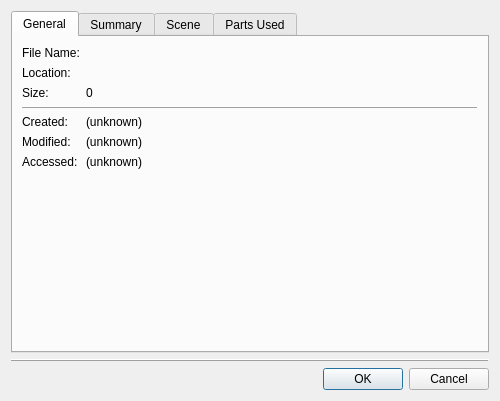
This is qt/lc_qpropertiesdialog.ui in ldraw-linux/leocad as Qt 5 draws it before an edit. The edited form follows.
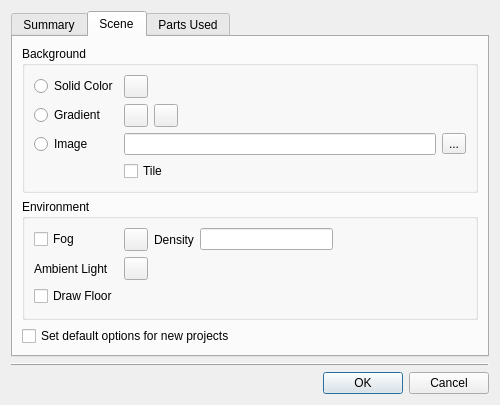
This is the edited form. The open tabs and pages were chosen to show the change.

Commit message: Some work on the properties dialog.

Patch:
```diff
--- a/qt/lc_qpropertiesdialog.ui
+++ b/qt/lc_qpropertiesdialog.ui
@@ -19,110 +19,6 @@
      <property name="currentIndex">
       <number>2</number>
      </property>
-     <widget class="QWidget" name="tabGeneral">
-      <attribute name="title">
-       <string>General</string>
-      </attribute>
-      <layout class="QFormLayout" name="formLayout">
-       <property name="fieldGrowthPolicy">
-        <enum>QFormLayout::AllNonFixedFieldsGrow</enum>
-       </property>
-       <item row="3" column="0">
-        <widget class="QLabel" name="label_8">
-         <property name="text">
-          <string>File Name:</string>
-         </property>
-        </widget>
-       </item>
-       <item row="3" column="1">
-        <widget class="QLabel" name="fileName">
-         <property name="text">
-          <string/>
-         </property>
-        </widget>
-       </item>
-       <item row="4" column="0">
-        <widget class="QLabel" name="label_9">
-         <property name="text">
-          <string>Location:</string>
-         </property>
-        </widget>
-       </item>
-       <item row="4" column="1">
-        <widget class="QLabel" name="location">
-         <property name="text">
-          <string/>
-         </property>
-        </widget>
-       </item>
-       <item row="5" column="0">
-        <widget class="QLabel" name="label_10">
-         <property name="text">
-          <string>Size:</string>
-         </property>
-        </widget>
-       </item>
-       <item row="5" column="1">
-        <widget class="QLabel" name="size">
-         <property name="text">
-          <string>0</string>
-         </property>
-        </widget>
-       </item>
-       <item row="7" column="0">
-        <widget class="QLabel" name="label_11">
-         <property name="text">
-          <string>Created:</string>
-         </property>
-        </widget>
-       </item>
-       <item row="7" column="1">
-        <widget class="QLabel" name="created">
-         <property name="text">
-          <string>(unknown)</string>
-         </property>
-        </widget>
-       </item>
-       <item row="8" column="0">
-        <widget class="QLabel" name="label_13">
-         <property name="text">
-          <string>Modified:</string>
-         </property>
-        </widget>
-       </item>
-       <item row="8" column="1">
-        <widget class="QLabel" name="modified">
-         <property name="text">
-          <string>(unknown)</string>
-         </property>
-        </widget>
-       </item>
-       <item row="9" column="0">
-        <widget class="QLabel" name="label_14">
-         <property name="text">
-          <string>Accessed:</string>
-         </property>
-        </widget>
-       </item>
-       <item row="9" column="1">
-        <widget class="QLabel" name="accessed">
-         <property name="text">
-          <string>(unknown)</string>
-         </property>
-        </widget>
-       </item>
-       <item row="6" column="0" colspan="2">
-        <widget class="QFrame" name="frame_2">
-         <property name="frameShape">
-          <enum>QFrame::HLine</enum>
-         </property>
-         <property name="frameShadow">
-          <enum>QFrame::Raised</enum>
-         </property>
-        </widget>
-       </item>
-      </layout>
-     </widget>
      <widget class="QWidget" name="tabSummary">
       <attribute name="title">
        <string>Summary</string>
@@ -174,14 +70,14 @@
           <item row="1" column="1">
            <layout class="QHBoxLayout" name="horizontalLayout_2">
             <item>
-             <widget class="QPushButton" name="gradient1">
+             <widget class="QToolButton" name="gradient1">
               <property name="text">
                <string/>
               </property>
              </widget>
             </item>
             <item>
-             <widget class="QPushButton" name="gradient2">
+             <widget class="QToolButton" name="gradient2">
               <property name="text">
                <string/>
               </property>
@@ -247,7 +143,7 @@
           <item row="0" column="1">
            <layout class="QHBoxLayout" name="horizontalLayout_3">
             <item>
-             <widget class="QPushButton" name="color">
+             <widget class="QToolButton" name="color">
               <property name="text">
                <string/>
               </property>
@@ -287,7 +183,7 @@
           <item row="0" column="1">
            <layout class="QHBoxLayout" name="horizontalLayout_4">
             <item>
-             <widget class="QPushButton" name="fogColor">
+             <widget class="QToolButton" name="fogColor">
               <property name="text">
                <string/>
               </property>
@@ -328,7 +224,7 @@
           <item row="1" column="1">
            <layout class="QHBoxLayout" name="horizontalLayout_5">
             <item>
-             <widget class="QPushButton" name="ambient">
+             <widget class="QToolButton" name="ambient">
               <property name="text">
                <string/>
               </property>
```
Left out of the diff: 2 changed lines with no effect on the pictures. The commit also changes 4 other files.
